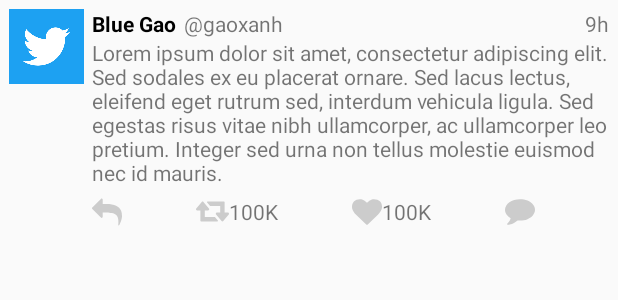
After one commit to bengbeng2121/SimpleRestClient, an Android app: the layout item_tweet.xml on its own in the app's theme, with its tools: preview values and no code run, on a phone screen of 412 x 824 dp. The commit adds this screen. Shown: the top 300 px of the screen. Run offline under Robolectric (Android 15) with nearby library versions, the phone set to English and light mode, and no system bars.

Commit message:
item tween ui

```diff
--- a/app/build.gradle
+++ b/app/build.gradle
@@ -45,4 +45,7 @@ dependencies {
     apt "com.github.Raizlabs.DBFlow:dbflow-processor:${dbflow_version}"
     compile "com.github.Raizlabs.DBFlow:dbflow-core:${dbflow_version}"
     compile "com.github.Raizlabs.DBFlow:dbflow:${dbflow_version}"
+    compile 'com.google.code.gson:gson:2.8.0'
+    compile 'com.jakewharton:butterknife:8.4.0'
+    apt 'com.jakewharton:butterknife-compiler:8.4.0'
 }
--- a/app/src/main/AndroidManifest.xml
+++ b/app/src/main/AndroidManifest.xml
@@ -30,7 +30,7 @@
                 <category android:name="android.intent.category.BROWSABLE" />
 
                 <data
-                    android:host="cprest"
+                    android:host="codepathtweets"
                     android:scheme="oauth" />
             </intent-filter>
         </activity>
--- a/app/src/main/java/com/codepath/apps/restclienttemplate/LoginActivity.java
+++ b/app/src/main/java/com/codepath/apps/restclienttemplate/LoginActivity.java
@@ -3,9 +3,9 @@ package com.codepath.apps.restclienttemplate;
 import android.os.Bundle;
 import android.view.Menu;
 import android.view.View;
+import android.widget.Toast;
 
 import com.codepath.oauth.OAuthLoginActionBarActivity;
-import com.codepath.oauth.OAuthLoginActivity;
 
 public class LoginActivity extends OAuthLoginActionBarActivity<RestClient> {
 
@@ -29,6 +29,7 @@ public class LoginActivity extends OAuthLoginActionBarActivity<RestClient> {
     public void onLoginSuccess() {
         // Intent i = new Intent(this, PhotosActivity.class);
         // startActivity(i);
+        Toast.makeText(this, "Login successfully", Toast.LENGTH_SHORT).show();
     }
 
     // OAuth authentication flow failed, handle the error
--- a/app/src/main/java/com/codepath/apps/restclienttemplate/RestApplication.java
+++ b/app/src/main/java/com/codepath/apps/restclienttemplate/RestApplication.java
@@ -1,11 +1,11 @@
 package com.codepath.apps.restclienttemplate;
+
+import android.app.Application;
+import android.content.Context;
 
 import com.raizlabs.android.dbflow.config.FlowConfig;
 import com.raizlabs.android.dbflow.config.FlowLog;
 import com.raizlabs.android.dbflow.config.FlowManager;
-
-import android.app.Application;
-import android.content.Context;
 
 /*
  * This is the Android application itself and is used to configure various settings
--- a/app/src/main/java/com/codepath/apps/restclienttemplate/RestClient.java
+++ b/app/src/main/java/com/codepath/apps/restclienttemplate/RestClient.java
@@ -1,13 +1,14 @@
 package com.codepath.apps.restclienttemplate;
-
-import org.scribe.builder.api.Api;
-import org.scribe.builder.api.FlickrApi;
 
 import android.content.Context;
 
 import com.codepath.oauth.OAuthBaseClient;
 import com.loopj.android.http.AsyncHttpResponseHandler;
+import com.loopj.android.http.JsonHttpResponseHandler;
 import com.loopj.android.http.RequestParams;
+
+import org.scribe.builder.api.Api;
+import org.scribe.builder.api.TwitterApi;
 
 /*
  *
@@ -22,11 +23,11 @@ import com.loopj.android.http.RequestParams;
  *
  */
 public class RestClient extends OAuthBaseClient {
-	public static final Class<? extends Api> REST_API_CLASS = FlickrApi.class; // Change this
-	public static final String REST_URL = "https://api.flickr.com/services"; // Change this, base API URL
-	public static final String REST_CONSUMER_KEY = "SOME_KEY";       // Change this
-	public static final String REST_CONSUMER_SECRET = "SOME_SECRET"; // Change this
-	public static final String REST_CALLBACK_URL = "oauth://cprest"; // Change this (here and in manifest)
+    public static final Class<? extends Api> REST_API_CLASS = TwitterApi.class;
+    public static final String REST_URL = "https://api.twitter.com/1.1";
+    public static final String REST_CONSUMER_KEY = "C8bJSmjNs43ps0SZ3xXEaGsNP";
+    public static final String REST_CONSUMER_SECRET = "N0zf5OaXjqHiGY4lrY58B8PVB4QmmJsImwXo6RH8XLlmVS8XjV";
+    public static final String REST_CALLBACK_URL = "oauth://codepathtweets"; // Change this in manifest
 
     public RestClient(Context context) {
         super(context, REST_API_CLASS, REST_URL, REST_CONSUMER_KEY, REST_CONSUMER_SECRET, REST_CALLBACK_URL);
@@ -50,4 +51,12 @@ public class RestClient extends OAuthBaseClient {
 	 *    i.e client.get(apiUrl, params, handler);
 	 *    i.e client.post(apiUrl, params, handler);
 	 */
+
+    //TODO thử dùng retrofit để gọi api
+    public void getHomeTimeline(int page, JsonHttpResponseHandler handler) {
+        String apiUrl = getApiUrl("statuses/home_timeline.json");
+        RequestParams params = new RequestParams();
+        params.put("page", String.valueOf(page));
+        getClient().get(apiUrl, params, handler);
     }
+}
--- a/app/src/main/java/com/codepath/apps/restclienttemplate/models/SampleModel.java
+++ b/app/src/main/java/com/codepath/apps/restclienttemplate/models/SampleModel.java
@@ -34,7 +34,7 @@ public class SampleModel extends BaseModel {
     }
 
     // Parse model from JSON
-	public SampleModel(JSONObject object){
+    public SampleModel(JSONObject object) {
         super();
 
         try {
--- /dev/null
+++ b/app/src/main/java/com/codepath/apps/restclienttemplate/models/Tweet.java
@@ -0,0 +1,11 @@
+package com.codepath.apps.restclienttemplate.models;
+
+/**
+ * Created by taq on 29/10/2016.
+ */
+
+public class Tweet {
+
+
+
+}
--- /dev/null
+++ b/app/src/main/java/com/codepath/apps/restclienttemplate/models/User.java
@@ -0,0 +1,8 @@
+package com.codepath.apps.restclienttemplate.models;
+
+/**
+ * Created by taq on 29/10/2016.
+ */
+
+public class User {
+}
--- /dev/null
+++ b/app/src/main/res/drawable/ic_heart.xml
@@ -0,0 +1,9 @@
+<vector xmlns:android="http://schemas.android.com/apk/res/android"
+    android:width="20dp"
+    android:height="20dp"
+    android:viewportHeight="511.627"
+    android:viewportWidth="511.626">
+    <path
+        android:fillColor="#FFCCCCCC"
+        android:pathData="M475.4,72c-24.2,-23.6 -57.6,-35.4 -100.2,-35.4c-11.8,0 -23.8,2 -36.1,6.1c-12.3,4.1 -23.7,9.6 -34.3,16.6c-10.6,6.9 -19.6,13.5 -27.3,19.6c-7.6,6.1 -14.8,12.6 -21.7,19.4c-6.9,-6.8 -14.1,-13.3 -21.7,-19.4c-7.6,-6.1 -16.7,-12.6 -27.3,-19.6c-10.6,-6.9 -22,-12.5 -34.3,-16.6c-12.3,-4.1 -24.3,-6.1 -36.1,-6.1c-42.6,0 -76,11.8 -100.2,35.4C12.1,95.6 0,128.3 0,170.2c0,12.8 2.2,25.9 6.7,39.4c4.5,13.5 9.6,25 15.3,34.5c5.7,9.5 12.2,18.8 19.4,27.8c7.2,9 12.5,15.3 15.8,18.7c3.3,3.4 5.9,5.9 7.9,7.4L243.3,469.9c3.4,3.4 7.6,5.1 12.6,5.1s9.1,-1.7 12.6,-5.1l177.9,-171.3c43.6,-43.6 65.4,-86.4 65.4,-128.5C511.6,128.3 499.5,95.6 475.4,72z" />
+</vector>
--- /dev/null
+++ b/app/src/main/res/drawable/ic_message.xml
@@ -0,0 +1,9 @@
+<vector xmlns:android="http://schemas.android.com/apk/res/android"
+    android:width="20dp"
+    android:height="20dp"
+    android:viewportHeight="511.626"
+    android:viewportWidth="511.626">
+    <path
+        android:fillColor="#FFCCCCCC"
+        android:pathData="M477.4,127.4c-22.8,-28.1 -53.9,-50.2 -93.1,-66.5c-39.2,-16.3 -82,-24.4 -128.5,-24.4c-34.6,0 -67.8,4.8 -99.4,14.4c-31.6,9.6 -58.8,22.6 -81.7,39c-22.8,16.4 -41,35.8 -54.5,58.4C6.8,170.8 0,194.5 0,219.2c0,28.5 8.6,55.3 25.8,80.2c17.2,24.9 40.8,45.9 70.7,62.8c-2.1,7.6 -4.6,14.8 -7.4,21.7c-2.9,6.9 -5.4,12.5 -7.7,16.9c-2.3,4.4 -5.4,9.2 -9.3,14.6c-3.9,5.3 -6.8,9.1 -8.8,11.3c-2,2.2 -5.3,5.8 -9.9,10.8c-4.6,5 -7.5,8.3 -8.8,9.9c-0.2,0.1 -1,1 -2.3,2.6c-1.3,1.6 -2,2.4 -2,2.4l-1.7,2.6c-1,1.4 -1.4,2.3 -1.3,2.7c0.1,0.4 -0.1,1.3 -0.6,2.9c-0.5,1.5 -0.4,2.7 0.1,3.4v0.3c0.8,3.4 2.4,6.2 5,8.3c2.6,2.1 5.5,3 8.7,2.6c12.4,-1.5 23.2,-3.6 32.5,-6.3c49.9,-12.8 93.6,-35.8 131.3,-69.1c14.3,1.5 28.1,2.3 41.4,2.3c46.4,0 89.3,-8.1 128.5,-24.4c39.2,-16.3 70.2,-38.4 93.1,-66.5c22.8,-28.1 34.3,-58.7 34.3,-91.8C511.6,186.1 500.2,155.5 477.4,127.4z" />
+</vector>
--- /dev/null
+++ b/app/src/main/res/drawable/ic_reply.xml
@@ -0,0 +1,9 @@
+<vector xmlns:android="http://schemas.android.com/apk/res/android"
+    android:width="20dp"
+    android:height="20dp"
+    android:viewportHeight="511.631"
+    android:viewportWidth="511.63">
+    <path
+        android:fillColor="#FFCCCCCC"
+        android:pathData="M496.5,233.8c-30.8,-76.7 -114.1,-115.1 -249.8,-115.1h-64V45.7c0,-5 -1.8,-9.2 -5.4,-12.9c-3.6,-3.6 -7.9,-5.4 -12.8,-5.4c-5,0 -9.2,1.8 -12.9,5.4L5.4,179C1.8,182.6 0,186.9 0,191.9c0,4.9 1.8,9.2 5.4,12.8L151.6,350.9c3.6,3.6 7.9,5.4 12.9,5.4c4.9,0 9.2,-1.8 12.8,-5.4c3.6,-3.6 5.4,-7.9 5.4,-12.8v-73.1h64c18.6,0 35.3,0.6 50.1,1.7c14.7,1.1 29.4,3.2 44,6.1c14.6,3 27.2,7 38,12.1c10.8,5.1 20.8,11.8 30.1,19.8c9.3,8.1 16.9,17.7 22.8,28.8c5.9,11.1 10.5,24.3 13.8,39.5c3.3,15.2 5,32.5 5,51.7c0,10.5 -0.5,22.2 -1.4,35.1c0,1.1 -0.2,3.4 -0.7,6.7c-0.5,3.3 -0.7,5.9 -0.7,7.6c0,2.9 0.8,5.2 2.4,7.1c1.6,1.9 3.9,2.9 6.7,2.9c3,0 5.7,-1.6 8,-4.9c1.3,-1.7 2.6,-3.8 3.7,-6.3c1.1,-2.5 2.4,-5.3 3.9,-8.6c1.4,-3.2 2.4,-5.5 3,-6.8c24.2,-54.2 36.3,-97.2 36.3,-128.8C511.6,291 506.6,259.3 496.5,233.8z" />
+</vector>
--- /dev/null
+++ b/app/src/main/res/drawable/ic_retweet.xml
@@ -0,0 +1,12 @@
+<vector xmlns:android="http://schemas.android.com/apk/res/android"
+    android:width="22dp"
+    android:height="22dp"
+    android:viewportHeight="548.172"
+    android:viewportWidth="548.172">
+    <path
+        android:fillColor="#FFCCCCCC"
+        android:pathData="M317.8,368.6c-1.7,-2.1 -4.1,-3.1 -7.1,-3.1H146.2V255.8h54.8c4.9,0 9.2,-1.8 12.8,-5.4c3.6,-3.6 5.4,-7.9 5.4,-12.9c0,-4.6 -1.4,-8.5 -4.3,-11.7l-91.4,-109.6c-3.6,-4.2 -8.3,-6.3 -14,-6.3c-5.7,0 -10.4,2.1 -14,6.3L4.3,225.8C1.4,229.1 0,233 0,237.5c0,5 1.8,9.2 5.4,12.9c3.6,3.6 7.9,5.4 12.9,5.4h54.8v118.8v45.7v3.1v3.7c0,0.6 0.1,1.7 0.3,3.3c0.2,1.6 0.5,2.7 0.9,3.3c0.4,0.6 0.9,1.3 1.6,2.3c0.7,1 1.5,1.6 2.6,2c1,0.4 2.3,0.6 3.9,0.6h274.1c2.5,0 4.6,-0.9 6.4,-2.7c1.8,-1.8 2.7,-3.9 2.7,-6.4c0,-1.9 -0.7,-3.9 -2,-6L317.8,368.6z" />
+    <path
+        android:fillColor="#FFCCCCCC"
+        android:pathData="M542.7,297.8c-3.6,-3.6 -7.9,-5.4 -12.8,-5.4h-54.8V173.6V127.9v-3.1v-3.7c0,-0.6 -0.1,-1.7 -0.3,-3.3c-0.2,-1.6 -0.5,-2.7 -0.9,-3.3c-0.4,-0.6 -0.9,-1.3 -1.6,-2.3c-0.7,-0.9 -1.5,-1.6 -2.6,-2c-1,-0.4 -2.3,-0.6 -3.9,-0.6H191.9c-2.5,0 -4.6,0.9 -6.4,2.7c-1.8,1.8 -2.7,4 -2.7,6.4c0,2.1 0.7,4 2,5.7l45.7,54.8c1.7,2.3 4.1,3.4 7.1,3.4h164.5v109.6h-54.8c-4.9,0 -9.2,1.8 -12.8,5.4c-3.6,3.6 -5.4,7.9 -5.4,12.9c0,4.6 1.4,8.5 4.3,11.7l91.4,109.6c3.8,4.4 8.5,6.6 14,6.6c5.5,0 10.2,-2.2 14,-6.6l91.4,-109.6c2.9,-3.2 4.3,-7.1 4.3,-11.7C548.2,305.7 546.4,301.4 542.7,297.8z" />
+</vector>
--- /dev/null
+++ b/app/src/main/res/layout/activity_home.xml
@@ -0,0 +1,13 @@
+<?xml version="1.0" encoding="utf-8"?>
+<LinearLayout xmlns:android="http://schemas.android.com/apk/res/android"
+    android:layout_width="match_parent"
+    android:layout_height="match_parent"
+    android:orientation="vertical">
+
+    <ListView
+        android:layout_width="match_parent"
+        android:layout_height="match_parent">
+
+    </ListView>
+
+</LinearLayout>
--- a/app/src/main/res/layout/activity_login.xml
+++ b/app/src/main/res/layout/activity_login.xml
@@ -6,7 +6,7 @@
     android:paddingLeft="@dimen/activity_horizontal_margin"
     android:paddingRight="@dimen/activity_horizontal_margin"
     android:paddingTop="@dimen/activity_vertical_margin"
-    tools:context=".LoginActivity" >
+    tools:context=".LoginActivity">
 
     <Button
         android:layout_width="match_parent"
--- /dev/null
+++ b/app/src/main/res/layout/item_tweet.xml
@@ -0,0 +1,94 @@
+<?xml version="1.0" encoding="utf-8"?>
+<LinearLayout xmlns:android="http://schemas.android.com/apk/res/android"
+    xmlns:tools="http://schemas.android.com/tools"
+    android:layout_width="match_parent"
+    android:layout_height="match_parent"
+    android:orientation="horizontal"
+    android:padding="6dp">
+
+    <ImageView
+        android:id="@+id/ivAvatar"
+        android:layout_width="50dp"
+        android:layout_height="50dp"
+        android:layout_marginRight="5dp"
+        tools:src="@drawable/avatar" />
+
+    <LinearLayout
+        android:layout_width="match_parent"
+        android:layout_height="wrap_content"
+        android:orientation="vertical">
+
+        <RelativeLayout
+            android:layout_width="match_parent"
+            android:layout_height="wrap_content">
+
+            <TextView
+                android:id="@+id/tvUserName"
+                android:layout_width="wrap_content"
+                android:layout_height="wrap_content"
+                android:layout_alignParentLeft="true"
+                android:textColor="@android:color/black"
+                android:textStyle="bold"
+                tools:text="Blue Gao" />
+
+            <TextView
+                android:id="@+id/tvNameTag"
+                android:layout_width="wrap_content"
+                android:layout_height="wrap_content"
+                android:layout_marginLeft="5dp"
+                android:layout_toRightOf="@id/tvUserName"
+                tools:text="\@gaoxanh" />
+
+            <TextView
+                android:id="@+id/tvTime"
+                android:layout_width="wrap_content"
+                android:layout_height="wrap_content"
+                android:layout_alignParentRight="true"
+                tools:text="9h" />
+        </RelativeLayout>
+
+        <TextView
+            android:id="@+id/tvContent"
+            android:layout_width="match_parent"
+            android:layout_height="wrap_content"
+            tools:text="Lorem ipsum dolor sit amet, consectetur adipiscing elit. Sed sodales ex eu placerat ornare. Sed lacus lectus, eleifend eget rutrum sed, interdum vehicula ligula. Sed egestas risus vitae nibh ullamcorper, ac ullamcorper leo pretium. Integer sed urna non tellus molestie euismod nec id mauris." />
+
+        <LinearLayout
+            android:layout_width="match_parent"
+            android:layout_height="wrap_content"
+            android:orientation="horizontal"
+            android:paddingBottom="5dp"
+            android:paddingTop="5dp">
+
+            <TextView
+                android:layout_width="wrap_content"
+                android:layout_height="wrap_content"
+                android:layout_weight="1"
+                android:drawableLeft="@drawable/ic_reply" />
+
+            <TextView
+                android:layout_width="wrap_content"
+                android:layout_height="wrap_content"
+                android:layout_weight="1"
+                android:drawableLeft="@drawable/ic_retweet"
+                android:gravity="center_vertical"
+                tools:text="100K" />
+
+            <TextView
+                android:layout_width="wrap_content"
+                android:layout_height="wrap_content"
+                android:layout_weight="1"
+                android:drawableLeft="@drawable/ic_heart"
+                android:gravity="center_vertical"
+                tools:text="100K" />
+
+            <TextView
+                android:layout_width="wrap_content"
+                android:layout_height="wrap_content"
+                android:layout_weight="1"
+                android:drawableLeft="@drawable/ic_message" />
+        </LinearLayout>
+
+    </LinearLayout>
+
+</LinearLayout>
--- a/app/src/main/res/values/strings.xml
+++ b/app/src/main/res/values/strings.xml
@@ -1,7 +1,7 @@
 <?xml version="1.0" encoding="utf-8"?>
 <resources>
 
-    <string name="app_name">Rest Client Template</string>
+    <string name="app_name">Simple Twitter</string>
     <string name="login_label">Log in</string>
 
 </resources>
--- a/build.gradle
+++ b/build.gradle
@@ -2,6 +2,7 @@
 buildscript {
     repositories {
         jcenter()
+        mavenCentral()
     }
     dependencies {
         classpath 'com.android.tools.build:gradle:2.2.2'
```
Also changed, not shown: app/src/main/res/drawable/avatar.png (added), 1 other file. Lines whose indentation alone changed are shown as unchanged.
